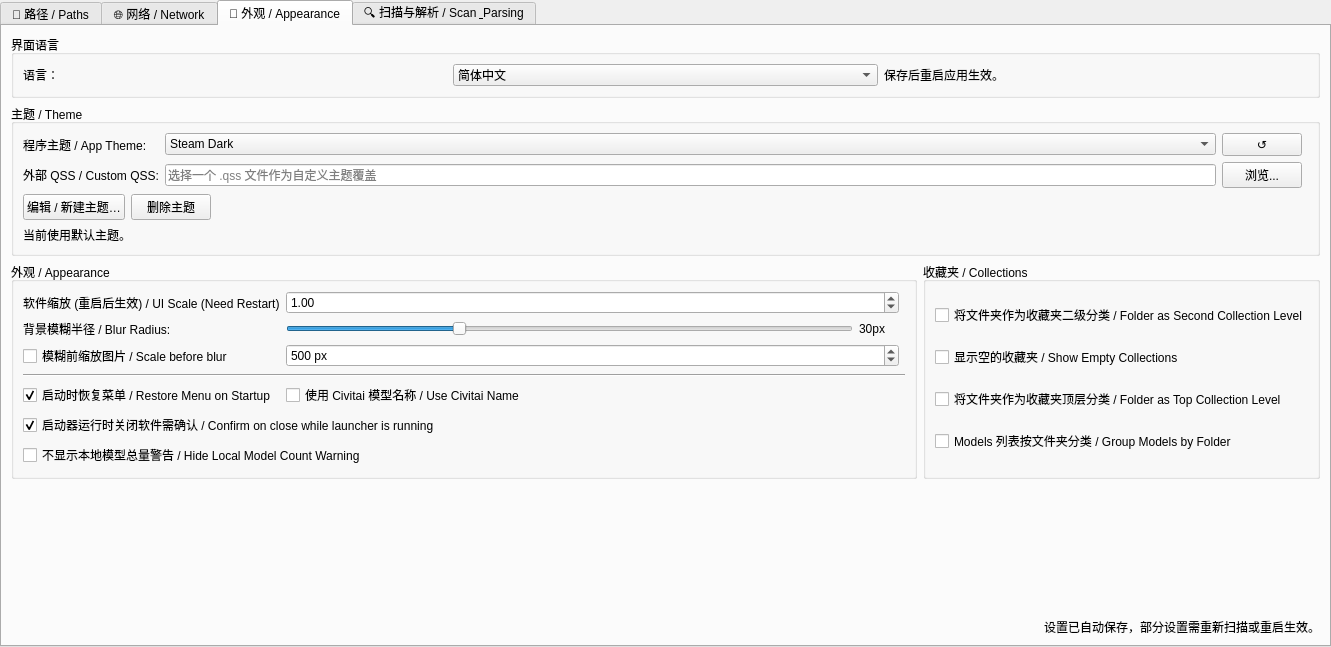
Old version of the form pages/settingspage.ui in the repository hanbinhsh/SD-LoRA-Manager.
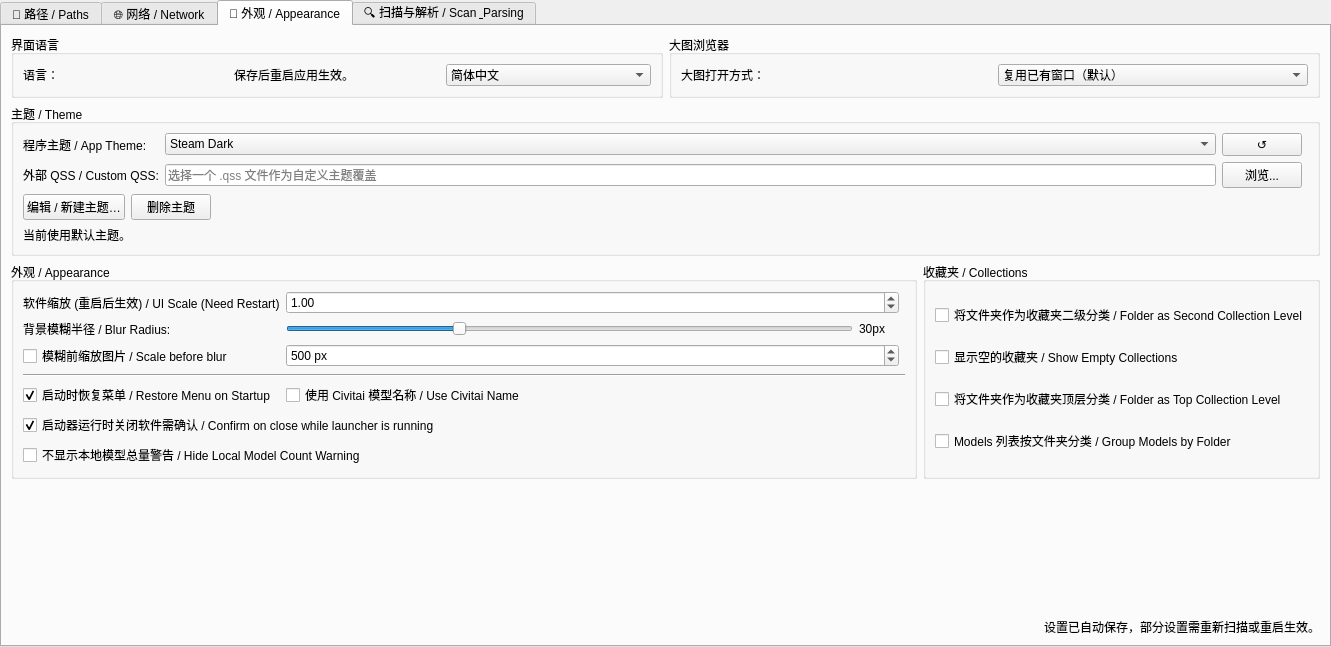
New version of the form. The open tabs and pages were chosen to show the change.

Diff of the .ui file:
```diff
--- a/pages/settingspage.ui
+++ b/pages/settingspage.ui
@@ -386,19 +386,81 @@
       </attribute>
       <layout class="QVBoxLayout" name="verticalLayout_AppearanceTab">
        <item>
-        <widget class="QGroupBox" name="groupLanguage">
-         <property name="title"><string>界面语言</string></property>
-         <layout class="QHBoxLayout" name="layoutUiLanguage">
-          <item><widget class="QLabel" name="lblUiLanguage"><property name="text"><string>语言：</string></property></widget></item>
-          <item>
-           <widget class="QComboBox" name="comboUiLanguage">
-            <item><property name="text"><string notr="true">简体中文</string></property></item>
-            <item><property name="text"><string notr="true">English</string></property></item>
-           </widget>
-          </item>
-          <item><widget class="QLabel" name="lblUiLanguageHint"><property name="text"><string>保存后重启应用生效。</string></property><property name="wordWrap"><bool>true</bool></property></widget></item>
-         </layout>
-        </widget>
+        <layout class="QHBoxLayout" name="horizontalLayout_5">
+         <item>
+          <widget class="QGroupBox" name="groupLanguage">
+           <property name="title">
+            <string>界面语言</string>
+           </property>
+           <layout class="QHBoxLayout" name="layoutUiLanguage">
+            <item>
+             <widget class="QLabel" name="lblUiLanguage">
+              <property name="text">
+               <string>语言：</string>
+              </property>
+             </widget>
+            </item>
+            <item>
+             <widget class="QLabel" name="lblUiLanguageHint">
+              <property name="text">
+               <string>保存后重启应用生效。</string>
+              </property>
+              <property name="wordWrap">
+               <bool>true</bool>
+              </property>
+             </widget>
+            </item>
+            <item>
+             <widget class="QComboBox" name="comboUiLanguage">
+              <item>
+               <property name="text">
+                <string notr="true">简体中文</string>
+               </property>
+              </item>
+              <item>
+               <property name="text">
+                <string notr="true">English</string>
+               </property>
+              </item>
+             </widget>
+            </item>
+           </layout>
+          </widget>
+         </item>
+         <item>
+          <widget class="QGroupBox" name="groupImageViewer">
+           <property name="title">
+            <string>大图浏览器</string>
+           </property>
+           <layout class="QHBoxLayout" name="layoutImageViewerOpenMode">
+            <item>
+             <widget class="QLabel" name="lblImageViewerOpenMode">
+              <property name="text">
+               <string>大图打开方式：</string>
+              </property>
+             </widget>
+            </item>
+            <item>
+             <widget class="QComboBox" name="comboImageViewerOpenMode">
+              <property name="toolTip">
+               <string>适用于模型预览图和图库大图，修改后立即生效，两种方式都不会阻塞主界面。</string>
+              </property>
+              <item>
+               <property name="text">
+                <string>复用已有窗口（默认）</string>
+               </property>
+              </item>
+              <item>
+               <property name="text">
+                <string>每次打开新窗口</string>
+               </property>
+              </item>
+             </widget>
+            </item>
+           </layout>
+          </widget>
+         </item>
+        </layout>
        </item>
        <item>
         <widget class="QGroupBox" name="groupTheme">
```
Left out of the diff: 30 changed lines with no effect on the pictures.
